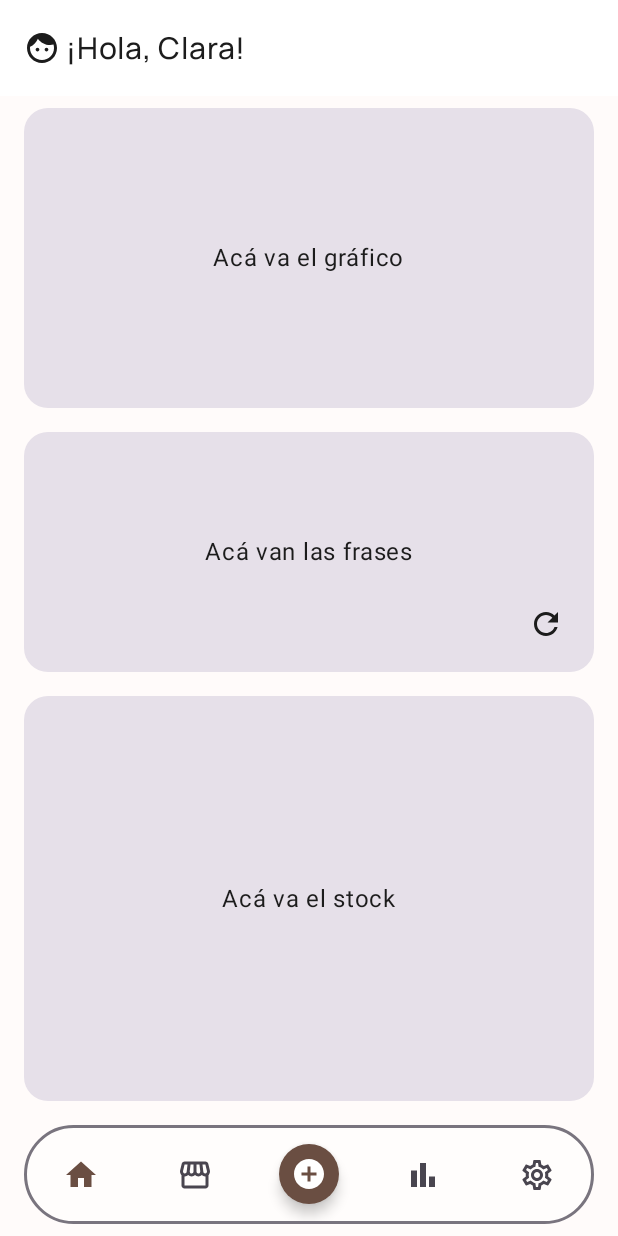
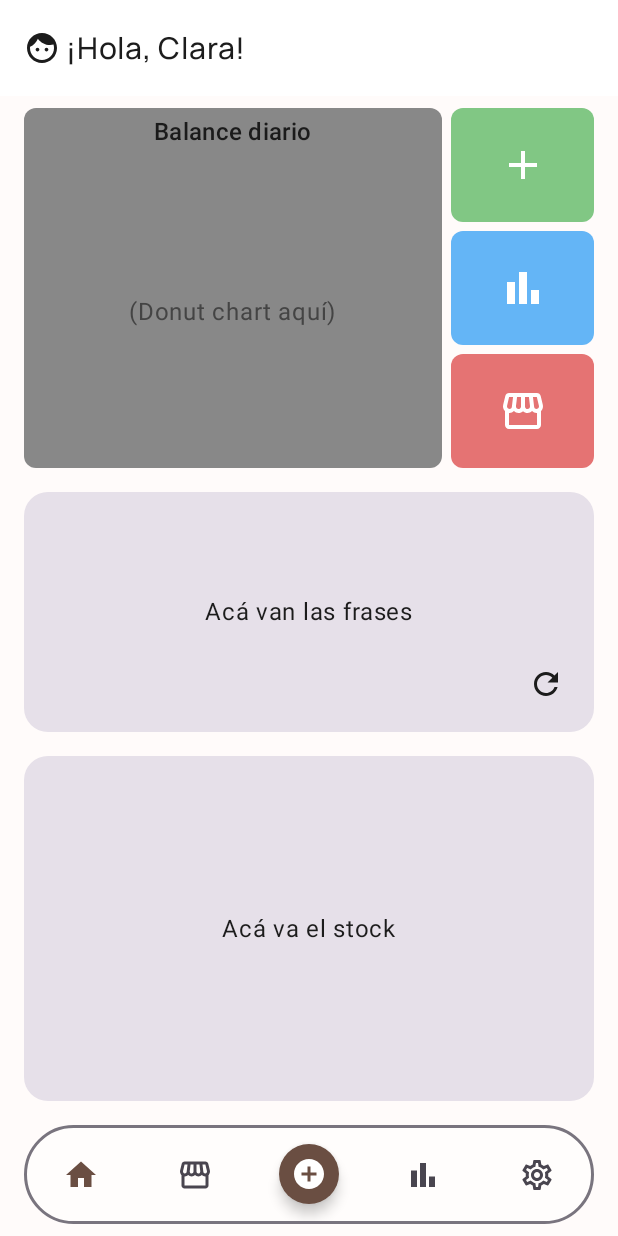
Before and after one commit to adrencina/YoShop, an Android app built with Jetpack Compose: the HomeScreen screen opened through its navigation route, on a phone screen of 412 x 824 dp. Run offline under Robolectric (Android 15) with nearby library versions, the phone set to English and light mode, and no system bars; our stand-ins replace Dagger/Hilt's generated code, Firebase (no records; nobody signed in at launch, a user with empty details on screens opened directly).

Commit message:
update section graph en home.

```diff
--- a/app/src/main/java/com/example/claraterra/ui/component/BottomNavigationBar.kt
+++ b/app/src/main/java/com/example/claraterra/ui/component/BottomNavigationBar.kt
@@ -30,11 +30,7 @@ fun BottomNavigationBar(navController: NavController) {
 
     val items = listOf(
         NavigationItem(NavigationRoute.Home, Icons.Outlined.Home, Icons.Filled.Home),
-        NavigationItem(
-            NavigationRoute.Supplies,
-            Icons.Outlined.Storefront,
-            Icons.Filled.Storefront
-        ),
+        NavigationItem(NavigationRoute.Supplies,Icons.Outlined.Storefront,Icons.Filled.Storefront),
         NavigationItem(NavigationRoute.Sell, Icons.Outlined.AddCircle, Icons.Filled.AddCircle),
         NavigationItem(NavigationRoute.Balance, Icons.Outlined.BarChart, Icons.Filled.BarChart),
         NavigationItem(NavigationRoute.Settings, Icons.Outlined.Settings, Icons.Filled.Settings)
--- a/app/src/main/java/com/example/claraterra/ui/screen/home/screen/HomeScreen.kt
+++ b/app/src/main/java/com/example/claraterra/ui/screen/home/screen/HomeScreen.kt
@@ -27,7 +27,7 @@ fun HomeScreen(
 
         ScreenContainer(modifier = Modifier.padding(innerPadding)) {
 
-            GraphSection()
+            GraphSection(navController = navController)
 
             Spacer(modifier = Modifier.height(16.dp))
 
--- a/app/src/main/java/com/example/claraterra/ui/screen/home/sections/GraphSection.kt
+++ b/app/src/main/java/com/example/claraterra/ui/screen/home/sections/GraphSection.kt
@@ -1,27 +1,99 @@
 package com.example.claraterra.ui.screen.home.sections
 
 import androidx.compose.foundation.layout.*
+import androidx.compose.material.icons.Icons
+import androidx.compose.material.icons.filled.Add
+import androidx.compose.material.icons.filled.BarChart
+import androidx.compose.material.icons.filled.Storefront
 import androidx.compose.material3.Card
+import androidx.compose.material3.CardDefaults
+import androidx.compose.material3.MaterialTheme
 import androidx.compose.material3.Text
 import androidx.compose.runtime.Composable
 import androidx.compose.ui.Alignment
 import androidx.compose.ui.Modifier
+import androidx.compose.ui.graphics.Color
 import androidx.compose.ui.unit.dp
+import androidx.navigation.NavController
+import com.example.claraterra.ui.navigation.NavigationRoute
+import com.example.claraterra.ui.screen.home.sections.component.ActionCard
+import com.example.claraterra.ui.theme.AppShapes
 
 @Composable
 fun GraphSection(
-    modifier: Modifier = Modifier
+    modifier: Modifier = Modifier,
+    navController: NavController
 ) {
-
-    // componente de gráfico
-
-    Card(
+    Row(
         modifier = modifier
             .fillMaxWidth()
-            .height(200.dp)
+            .height(240.dp),
     ) {
-        Box(Modifier.fillMaxSize(), contentAlignment = Alignment.Center) {
-            Text("Acá va el gráfico")
+        // Tarjeta principal del gráfico
+        Card(
+            modifier = Modifier
+                .fillMaxHeight()
+                .weight(3f)
+                .padding(end = 6.dp),
+            colors = CardDefaults.cardColors(containerColor = Color.Gray),
+            shape = AppShapes.small
+        ) {
+            Column(modifier = Modifier.fillMaxSize()) {
+                // Título
+                Box(
+                    Modifier
+                        .fillMaxWidth()
+                        .height(32.dp),
+                    contentAlignment = Alignment.Center
+                ) {
+                    Text("Balance diario", style = MaterialTheme.typography.titleMedium)
+                }
+                // Placeholder del gráfico
+                Box(
+                    Modifier
+                        .fillMaxSize()
+                        .padding(8.dp),
+                    contentAlignment = Alignment.Center
+                ) {
+                    Text("(Donut chart aquí)", color = Color.DarkGray)
+                }
+            }
+        }
+
+        // Columna de acciones rápidas
+        Column(
+            modifier = Modifier
+                .fillMaxHeight()
+                .weight(1f),
+            verticalArrangement = Arrangement.SpaceBetween
+        ) {
+            ActionCard(
+                modifier = Modifier.weight(1f).padding(bottom = 4.dp),
+                color = Color(0xFF81C784),
+                icon = Icons.Filled.Add,
+                contentDescription = "New Sale",
+                onClick = {
+                    navController.navigate(NavigationRoute.Sell.route)
+                }
+            )
+            ActionCard(
+                modifier = Modifier.weight(1f).padding(vertical = 2.dp),
+                color = Color(0xFF64B5F6),
+                icon = Icons.Filled.BarChart,
+                contentDescription = "View Balance",
+                onClick = {
+                    // Navegar o vemos...
+                }
+            )
+            ActionCard(
+                modifier = Modifier.weight(1f).padding(top = 4.dp),
+                color = Color(0xFFE57373),
+                icon = Icons.Filled.Storefront,
+                contentDescription = "Supplies",
+                onClick = {
+                    navController.navigate(NavigationRoute.Supplies.route)
+                }
+            )
         }
     }
 }
--- /dev/null
+++ b/app/src/main/java/com/example/claraterra/ui/screen/home/sections/component/ActionCard.kt
@@ -0,0 +1,45 @@
+package com.example.claraterra.ui.screen.home.sections.component
+
+import androidx.compose.foundation.layout.Box
+import androidx.compose.foundation.layout.fillMaxSize
+import androidx.compose.foundation.layout.fillMaxWidth
+import androidx.compose.foundation.layout.size
+import androidx.compose.material3.Card
+import androidx.compose.material3.CardDefaults
+import androidx.compose.material3.Icon
+import androidx.compose.runtime.Composable
+import androidx.compose.ui.Alignment
+import androidx.compose.ui.Modifier
+import androidx.compose.ui.graphics.Color
+import androidx.compose.ui.graphics.vector.ImageVector
+import androidx.compose.ui.unit.dp
+import com.example.claraterra.ui.theme.AppShapes
+
+@Composable
+fun ActionCard(
+    modifier: Modifier = Modifier,
+    color: Color,
+    icon: ImageVector,
+    contentDescription: String,
+    onClick: () -> Unit = {}
+) {
+    Card(
+        modifier = modifier
+            .fillMaxWidth(),
+        colors = CardDefaults.cardColors(containerColor = color),
+        shape = AppShapes.small,
+        onClick = onClick
+    ) {
+        Box(
+            Modifier.fillMaxSize(),
+            contentAlignment = Alignment.Center
+        ) {
+            Icon(
+                imageVector = icon,
+                contentDescription = contentDescription,
+                tint = Color.White,
+                modifier = Modifier.size(32.dp)
+            )
+        }
+    }
+}
```
